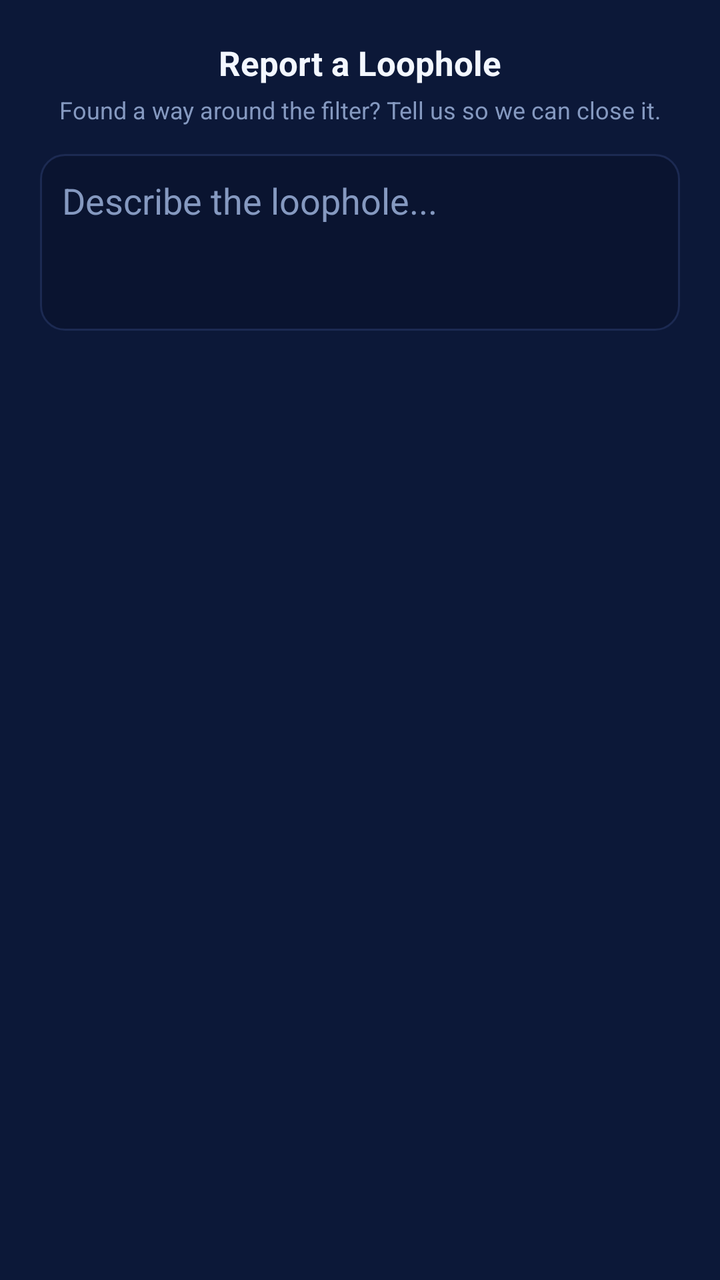
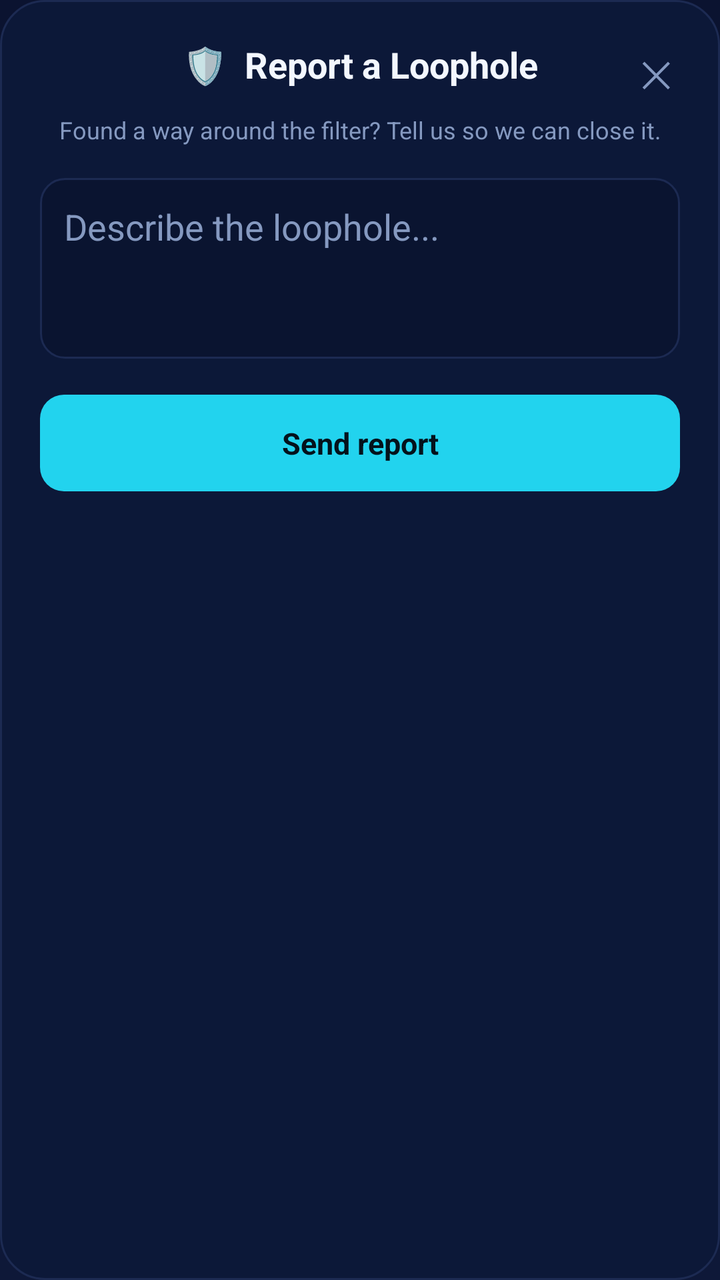

Screens rendered from an Android XML layout before and after an edit, with the pre-edit source and the edit as a unified diff.
<!-- AndroidManifest.xml: application theme Theme.KosherTechHub -->
<!-- res/layout/dialog_loophole.xml -->
<?xml version="1.0" encoding="utf-8"?>
<LinearLayout xmlns:android="http://schemas.android.com/apk/res/android"
    android:layout_width="match_parent"
    android:layout_height="wrap_content"
    android:orientation="vertical"
    android:padding="20dp"
    android:background="@color/card">

    <TextView
        android:layout_width="match_parent"
        android:layout_height="wrap_content"
        android:text="Report a Loophole"
        android:textColor="@color/white"
        android:textStyle="bold"
        android:textSize="17sp"
        android:gravity="center"
        android:layout_marginBottom="4dp"/>

    <TextView
        android:layout_width="match_parent"
        android:layout_height="wrap_content"
        android:text="Found a way around the filter? Tell us so we can close it."
        android:textColor="@color/muted"
        android:textSize="12sp"
        android:gravity="center"
        android:layout_marginBottom="14dp"/>

    <EditText
        android:id="@+id/loopDesc"
        android:layout_width="match_parent"
        android:layout_height="wrap_content"
        android:hint="Describe the loophole..."
        android:textColorHint="@color/muted"
        android:textColor="@color/white"
        android:background="@drawable/bg_search"
        android:padding="11dp"
        android:minLines="3"
        android:gravity="top"
        android:inputType="textMultiLine"
        android:importantForAutofill="no"/>
</LinearLayout>
<!-- resources referenced by this layout -->
<resources>
  <color name="card">#0C1838</color>
  <color name="muted">#8599C0</color>
  <color name="white">#F3F7FF</color>
  <!-- drawable bg_search (drawable) -->
  <?xml version="1.0" encoding="utf-8"?>
  <shape xmlns:android="http://schemas.android.com/apk/res/android" android:shape="rectangle">
      <solid android:color="#0A1430"/>
      <stroke android:width="1dp" android:color="#1C2A52"/>
      <corners android:radius="12dp"/>
  </shape>
  <style name="Theme.KosherTechHub" parent="Theme.MaterialComponents.DayNight.NoActionBar">
          <item name="android:windowBackground">@drawable/bg_root</item>
          <item name="colorPrimary">@color/cyan</item>
          <item name="colorOnPrimary">@color/black</item>
          <item name="colorAccent">@color/cyan</item>
      </style>
  <!-- drawable bg_root (drawable) -->
  <?xml version="1.0" encoding="utf-8"?>
  <shape xmlns:android="http://schemas.android.com/apk/res/android" android:shape="rectangle">
      <gradient
          android:startColor="#0B1330"
          android:endColor="#0E1838"
          android:angle="270"/>
  </shape>
  <color name="cyan">#22D3EE</color>
  <color name="black">#000000</color>
</resources>

<!-- the commit's change to res/layout/dialog_loophole.xml (unified diff, before → after) -->
@@ -4,17 +4,32 @@
     android:layout_height="wrap_content"
     android:orientation="vertical"
     android:padding="20dp"
-    android:background="@color/card">
+    android:background="@drawable/bg_dialog">
 
-    <TextView
+    <FrameLayout
         android:layout_width="match_parent"
-        android:layout_height="wrap_content"
-        android:text="Report a Loophole"
-        android:textColor="@color/white"
-        android:textStyle="bold"
-        android:textSize="17sp"
-        android:gravity="center"
-        android:layout_marginBottom="4dp"/>
+        android:layout_height="wrap_content">
+        <TextView
+            android:layout_width="match_parent"
+            android:layout_height="wrap_content"
+            android:text="🛡  Report a Loophole"
+            android:textColor="@color/white"
+            android:textStyle="bold"
+            android:textSize="18sp"
+            android:gravity="center"
+            android:paddingHorizontal="24dp"/>
+        <TextView
+            android:id="@+id/closeX"
+            android:layout_width="wrap_content"
+            android:layout_height="wrap_content"
+            android:layout_gravity="end|center_vertical"
+            android:text="✕"
+            android:textColor="@color/muted"
+            android:textSize="18sp"
+            android:padding="4dp"
+            android:clickable="true"
+            android:focusable="true"/>
+    </FrameLayout>
 
     <TextView
         android:layout_width="match_parent"
@@ -23,7 +38,8 @@
         android:textColor="@color/muted"
         android:textSize="12sp"
         android:gravity="center"
-        android:layout_marginBottom="14dp"/>
+        android:layout_marginTop="4dp"
+        android:layout_marginBottom="16dp"/>
 
     <EditText
         android:id="@+id/loopDesc"
@@ -33,9 +49,24 @@
         android:textColorHint="@color/muted"
         android:textColor="@color/white"
         android:background="@drawable/bg_search"
-        android:padding="11dp"
+        android:padding="12dp"
         android:minLines="3"
         android:gravity="top"
         android:inputType="textMultiLine"
         android:importantForAutofill="no"/>
+
+    <TextView
+        android:id="@+id/primaryBtn"
+        android:layout_width="match_parent"
+        android:layout_height="wrap_content"
+        android:text="Send report"
+        android:gravity="center"
+        android:textColor="#04121C"
+        android:textStyle="bold"
+        android:textSize="15sp"
+        android:paddingVertical="14dp"
+        android:background="@drawable/bg_request"
+        android:layout_marginTop="18dp"
+        android:clickable="true"
+        android:focusable="true"/>
 </LinearLayout>
<!-- resource entries referenced after the edit -->
@@ -1,8 +1,22 @@
 <!-- resources referenced by this layout -->
 <resources>
   <color name="card">#0C1838</color>
+  <color name="line">#1C2A52</color>
   <color name="muted">#8599C0</color>
   <color name="white">#F3F7FF</color>
+  <!-- drawable bg_dialog (drawable) -->
+  <?xml version="1.0" encoding="utf-8"?>
+  <shape xmlns:android="http://schemas.android.com/apk/res/android" android:shape="rectangle">
+      <solid android:color="@color/card"/>
+      <stroke android:width="1dp" android:color="@color/line"/>
+      <corners android:radius="22dp"/>
+  </shape>
+  <!-- drawable bg_request (drawable) -->
+  <?xml version="1.0" encoding="utf-8"?>
+  <shape xmlns:android="http://schemas.android.com/apk/res/android" android:shape="rectangle">
+      <solid android:color="#22D3EE"/>
+      <corners android:radius="12dp"/>
+  </shape>
   <!-- drawable bg_search (drawable) -->
   <?xml version="1.0" encoding="utf-8"?>
   <shape xmlns:android="http://schemas.android.com/apk/res/android" android:shape="rectangle">
